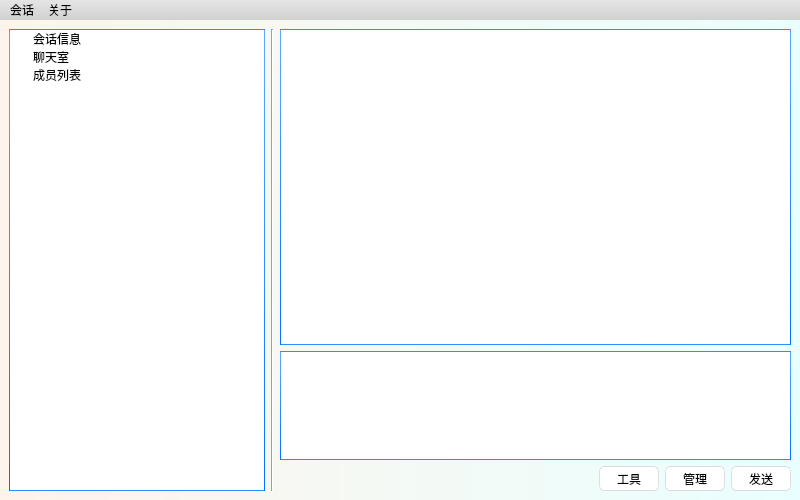
Old version of the form Student/ui/LatexamWindow.ui in the repository StarsetNight/Latexam.
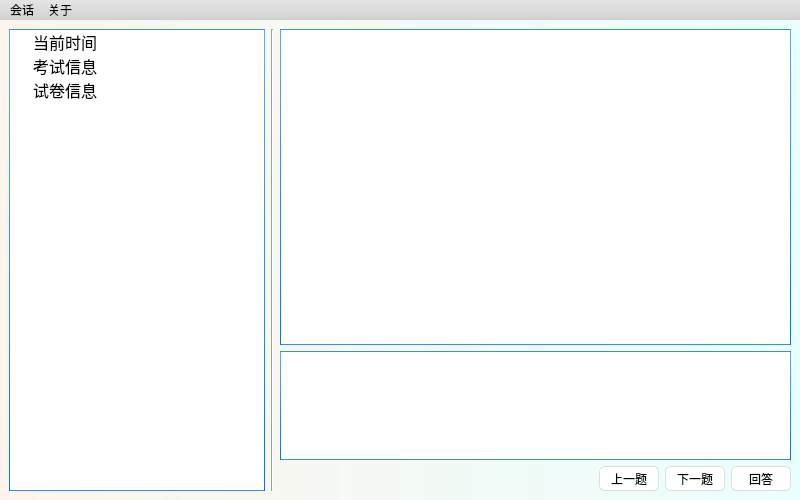
New version of the form. Icons and pictures are not drawn.

Commit message: [+] UI全部完善，教师管理端基本UI完成

The edit to the form file:
```diff
--- a/Student/ui/LatexamWindow.ui
+++ b/Student/ui/LatexamWindow.ui
@@ -605,7 +605,7 @@
         </property>
         <property name="font">
          <font>
-          <pointsize>9</pointsize>
+          <pointsize>12</pointsize>
          </font>
         </property>
         <attribute name="headerVisible">
@@ -618,17 +618,17 @@
         </column>
         <item>
          <property name="text">
-          <string>会话信息</string>
+          <string>当前时间</string>
          </property>
         </item>
         <item>
          <property name="text">
-          <string>聊天室</string>
+          <string>考试信息</string>
          </property>
         </item>
         <item>
          <property name="text">
-          <string>成员列表</string>
+          <string>试卷信息</string>
          </property>
         </item>
        </widget>
@@ -710,7 +710,7 @@
                </size>
               </property>
               <property name="text">
-               <string>工具</string>
+               <string>上一题</string>
               </property>
              </widget>
             </item>
@@ -729,7 +729,7 @@
                </size>
               </property>
               <property name="text">
-               <string>管理</string>
+               <string>下一题</string>
               </property>
              </widget>
             </item>
@@ -748,7 +748,7 @@
                </size>
               </property>
               <property name="text">
-               <string>发送</string>
+               <string>回答</string>
               </property>
               <property name="shortcut">
                <string>Ctrl+Return</string>
```
Left out of the diff: 33 changed lines with no effect on the pictures. The commit also changes 11 other files.
